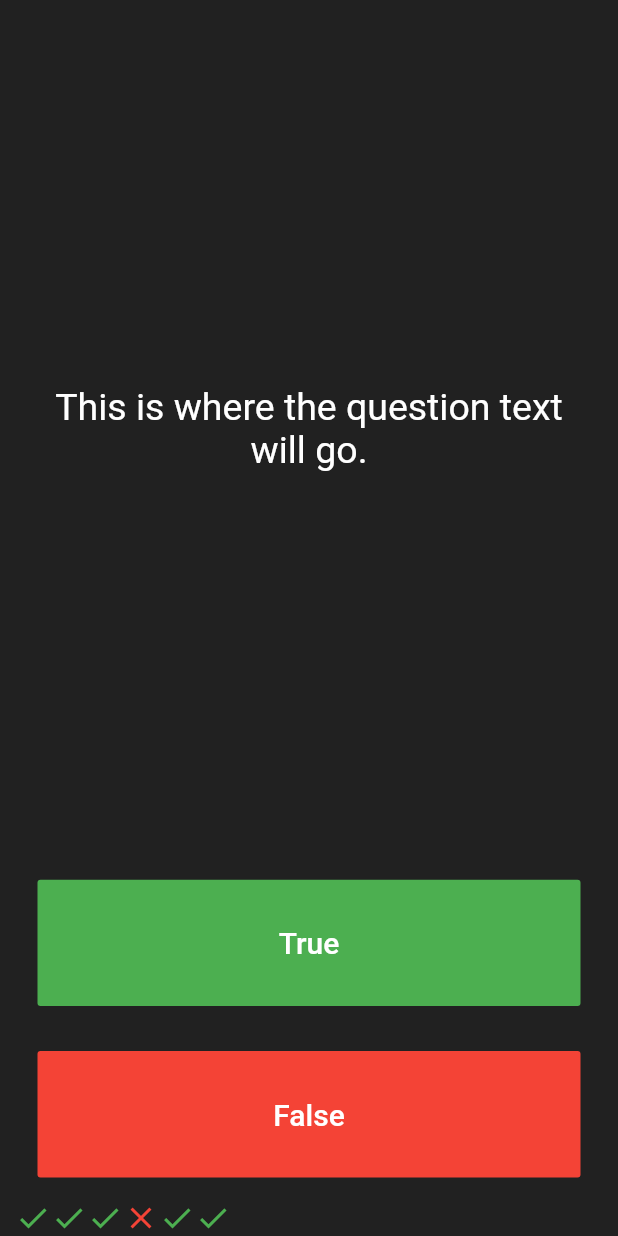
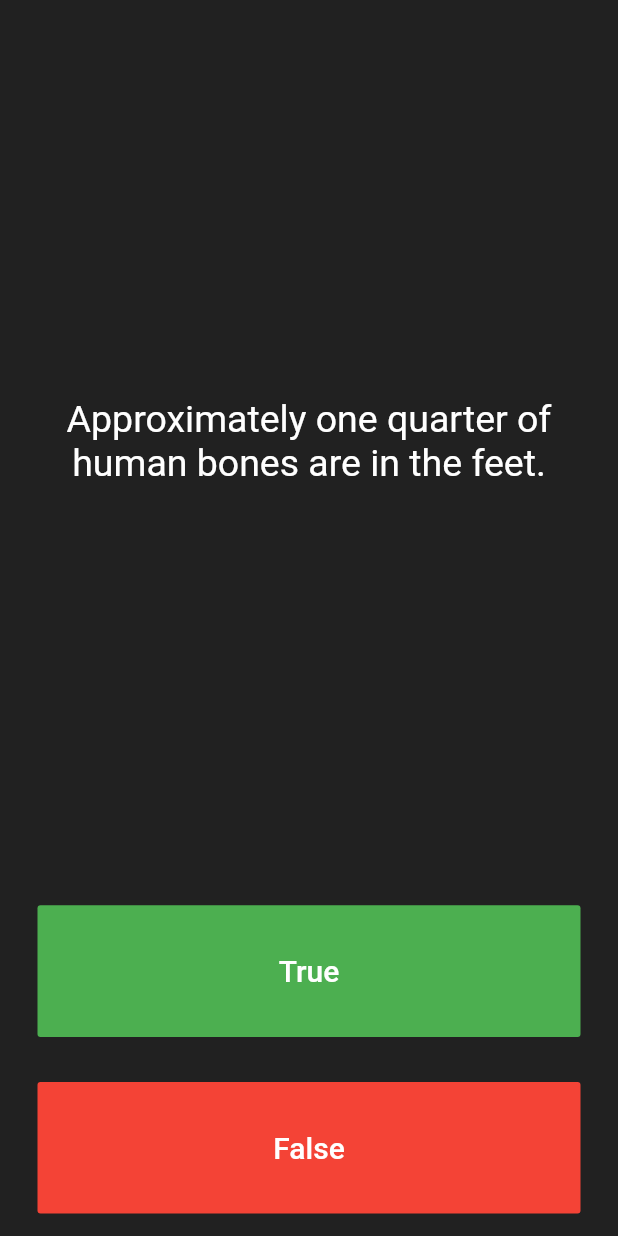
Before and after one commit to Elishakarki/quizzler, a Flutter app: the screen it shows after launch, after a tap on "True", on a phone screen of 412 x 824 dp. Run offline on Flutter 3.47's test engine with Material 2 defaults, Android fonts, the phone set to English and light mode, and no system bars; missing offline and left inert: dart:html.

Commit message:
3rdcommit

```diff
--- a/lib/main.dart
+++ b/lib/main.dart
@@ -1,3 +1,5 @@
+import 'dart:html';
+
 import 'package:flutter/material.dart';
 
 void main() => runApp(Quizzler());
@@ -25,28 +27,14 @@ class QuizPage extends StatefulWidget {
 }
 
 class _QuizPageState extends State<QuizPage> {
-  List<Icon> scorekeeper = [
-    Icon(
-      Icons.check,
-      color: Colors.green,
-    ),
-    Icon(
-      Icons.check,
-      color: Colors.green,
-    ),
-    Icon(
-      Icons.check,
-      color: Colors.green,
-    ),
-    Icon(
-      Icons.close,
-      color: Colors.red,
-    ),
-    Icon(
-      Icons.check,
-      color: Colors.green,
-    ),
+  List<Icon> scorekeeper = [];
+  List<String> questions = [
+    'You can lead a cow down stairs but not up stairs.',
+    'Approximately one quarter of human bones are in the feet.',
+    'A slug\'s blood is green.'
   ];
+  List<bool> answers = [false, true, true];
+  int questionNumber = 0;
 
   @override
   Widget build(BuildContext context) {
@@ -57,12 +45,12 @@ class _QuizPageState extends State<QuizPage> {
         Expanded(
           flex: 5,
           child: Padding(
-            padding: EdgeInsets.all(10.0),
+            padding: const EdgeInsets.all(10.0),
             child: Center(
               child: Text(
-                'This is where the question text will go.',
+                questions[questionNumber],
                 textAlign: TextAlign.center,
-                style: TextStyle(
+                style: const TextStyle(
                   fontSize: 25.0,
                   color: Colors.white,
                 ),
@@ -72,7 +60,7 @@ class _QuizPageState extends State<QuizPage> {
         ),
         Expanded(
           child: Padding(
-            padding: EdgeInsets.all(15.0),
+            padding: const EdgeInsets.all(15.0),
             child: FlatButton(
                 textColor: Colors.white,
                 color: Colors.green,
@@ -84,20 +72,26 @@ class _QuizPageState extends State<QuizPage> {
                   ),
                 ),
                 onPressed: () {
+                  bool correctAnswer = answers[questionNumber];
+                  if (correctAnswer = true) {
+                    print("user got it right");
+                  } else {
+                    print("user got it wrong");
+                  }
+
                   setState(() {
-                  scorekeeper.add(Icon(Icons.check,color: Colors.green,));
+                    questionNumber++;
                   });
-
-              },
-            ),
+                }),
           ),
         ),
         Expanded(
           child: Padding(
-            padding: EdgeInsets.all(15.0),
+            padding: const EdgeInsets.all(15.0),
             child: FlatButton(
               color: Colors.red,
-              child: Text(
+              colorBrightness: Brightness.dark,
+              child: const Text(
                 'False',
                 style: TextStyle(
                   fontSize: 20.0,
@@ -105,11 +99,18 @@ class _QuizPageState extends State<QuizPage> {
                 ),
               ),
               onPressed: () {
+                 bool correctAnswer = answers[questionNumber];
+                  if (correctAnswer = false) {
+                    print("user got it right");
+                  } else {
+                    print("user got it wrong");
+                  }
+
                   setState(() {
-                   scorekeeper.add(Icon(
-                  Icons.close,
-                  color: Colors.red,
-                ));
+                    questionNumber++;
+                  });
+                setState(() {
+                  questionNumber++;
                 });
               },
             ),
```
Lines whose indentation alone changed are shown as unchanged.
